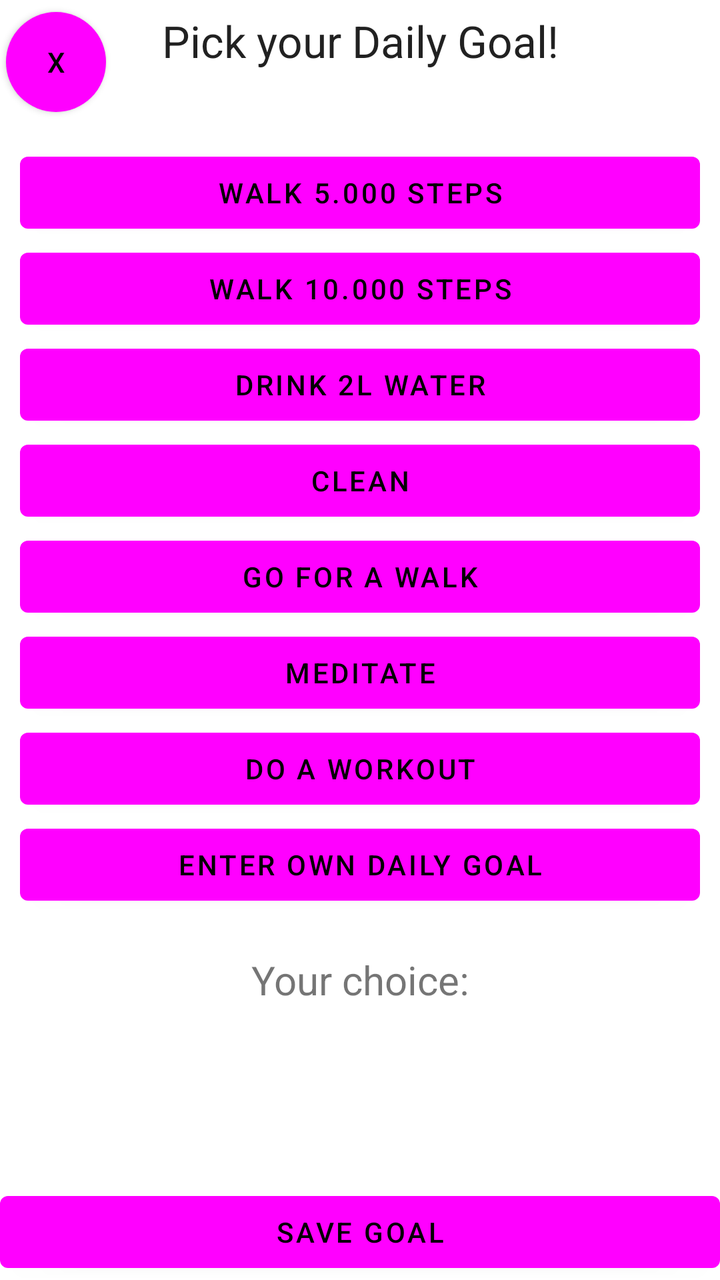
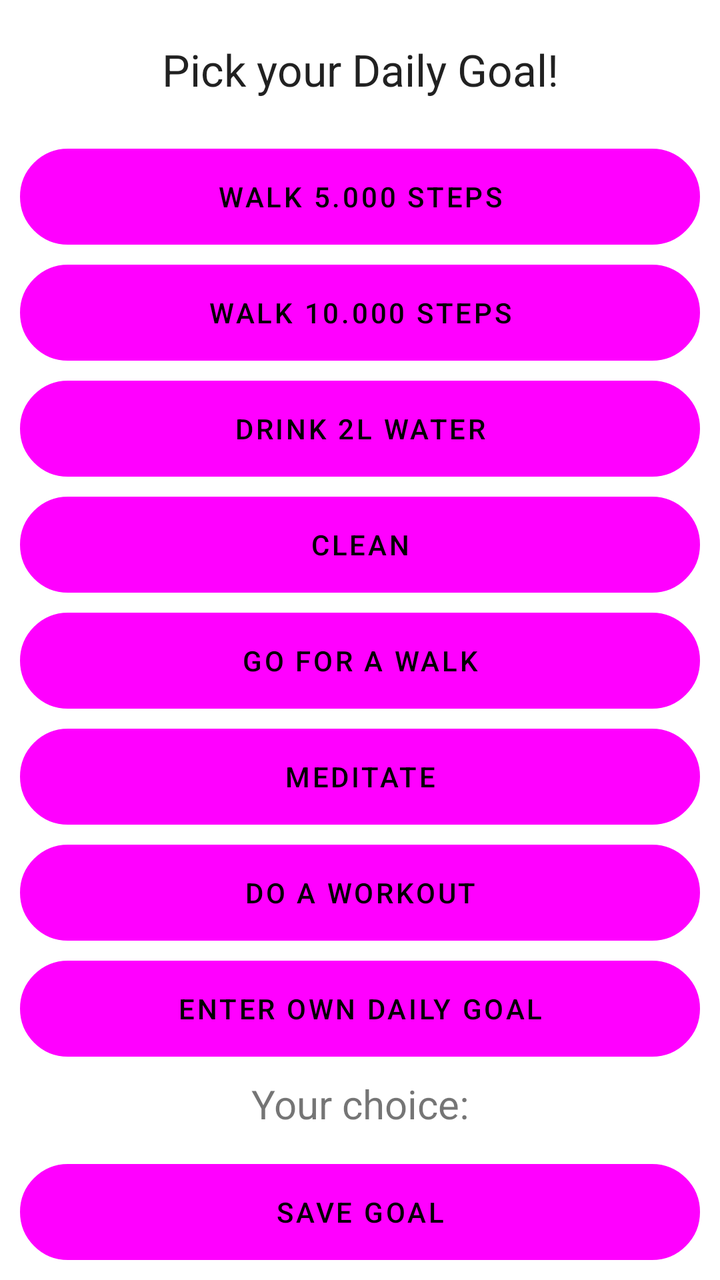

An Android layout rendered at two revisions. The XML below is the earlier revision; the diff shows what the commit changed to produce the second picture.
<!-- AndroidManifest.xml: application theme Theme.SELab23B02 -->
<!-- res/layout/activity_daily_task.xml -->
<?xml version="1.0" encoding="utf-8"?>
<androidx.constraintlayout.widget.ConstraintLayout xmlns:android="http://schemas.android.com/apk/res/android"
    xmlns:app="http://schemas.android.com/apk/res-auto"
    xmlns:tools="http://schemas.android.com/tools"
    android:layout_width="match_parent"
    android:layout_height="match_parent"
    tools:context=".DailyTaskActivity"
    android:id="@+id/dailyTaskActivity">
    <Button
        android:layout_width="50dp"
        android:layout_height="50dp"
        android:background="@drawable/round_button"
        android:text="x"
        app:layout_constraintHorizontal_bias="0.01"
        app:layout_constraintVertical_bias="0.01"
        app:layout_constraintLeft_toLeftOf="parent"
        app:layout_constraintRight_toRightOf="parent"
        app:layout_constraintTop_toTopOf="parent"
        app:layout_constraintBottom_toBottomOf="parent"
        android:id="@+id/buttonX"
        />

    <TextView
        android:id="@+id/pickDailyGoalTxt"
        android:layout_width="wrap_content"
        android:layout_height="wrap_content"
        android:text="Pick your Daily Goal!"
        app:layout_constraintBottom_toBottomOf="parent"
        app:layout_constraintTop_toTopOf="parent"
        app:layout_constraintRight_toRightOf="parent"
        app:layout_constraintLeft_toLeftOf="parent"
        android:textAppearance="?android:attr/textAppearanceLarge"
        android:layout_marginTop="-600dp"/>


    <LinearLayout
        android:layout_width="match_parent"
        android:layout_height="wrap_content"
        android:padding="10dp"
        android:orientation="vertical"
        app:layout_constraintTop_toBottomOf="@id/pickDailyGoalTxt"
        android:layout_marginTop="-100dp"
        app:layout_constraintLeft_toLeftOf="parent"
        app:layout_constraintRight_toRightOf="parent"
        app:layout_constraintBottom_toBottomOf="parent">

        <Button
            android:id="@+id/buttonWalk5000Steps"
            android:layout_width="match_parent"
            android:layout_height="match_parent"
            android:text="Walk 5.000 Steps"
            />
        <Button
            android:id="@+id/buttonWalk10000Steps"
            android:layout_width="match_parent"
            android:layout_height="match_parent"
            android:text="Walk 10.000 Steps"
            />
        <Button
            android:id="@+id/buttonDrinkWater"
            android:layout_width="match_parent"
            android:layout_height="match_parent"
            android:text="Drink 2L Water"
            />
        <Button
            android:id="@+id/buttonClean"
            android:layout_width="match_parent"
            android:layout_height="match_parent"
            android:text="Clean"
            />
        <Button
            android:id="@+id/buttonGoForAWalk"
            android:layout_width="match_parent"
            android:layout_height="match_parent"
            android:text="Go for a Walk"
            />
        <Button
            android:id="@+id/buttonMeditate"
            android:layout_width="match_parent"
            android:layout_height="match_parent"
            android:text="Meditate"
            />
        <Button
            android:id="@+id/buttonWorkout"
            android:layout_width="match_parent"
            android:layout_height="match_parent"
            android:text="Do a Workout"
            />
        <Button
            android:id="@+id/buttonOwnDailyGoal"
            android:layout_width="match_parent"
            android:layout_height="match_parent"
            android:text="Enter own Daily Goal"
            />
        <TextView
            android:id="@+id/txtChosenDailyGoal"
            android:layout_width="match_parent"
            android:layout_height="match_parent"
            android:text="Your choice:"
            android:textAlignment="center"
            android:textSize="20dp"
            android:layout_marginTop="20dp"/>

    </LinearLayout>
    <Button
        android:id="@+id/buttonSaveDailyTask"
        android:layout_width="match_parent"
        android:layout_height="wrap_content"
        android:text="Save Goal"
        app:layout_constraintBottom_toBottomOf="parent"
        app:layout_constraintRight_toRightOf="parent"
        app:layout_constraintLeft_toLeftOf="parent"
        android:onClick="saveGoalButtonClicked"
        />

</androidx.constraintlayout.widget.ConstraintLayout>
<!-- resources referenced by this layout -->
<resources>
  <!-- drawable round_button (drawable) -->
  <?xml version="1.0" encoding="utf-8"?>
  <shape xmlns:android="http://schemas.android.com/apk/res/android"
      android:shape="oval">
      <solid android:color="@color/accent_color"/>
  </shape>
  <style name="Theme.SELab23B02" parent="Theme.MaterialComponents.DayNight.DarkActionBar">
          
          <item name="colorPrimary">@color/off_white</item>
          <item name="colorPrimaryVariant">@color/accent_color</item>
          <item name="colorOnPrimary">@color/black</item>
          
          <item name="colorSecondary">@color/ap_gray</item>
          <item name="colorSecondaryVariant">@color/teal_700</item>
          <item name="colorOnSecondary">@color/black</item>
          
          <item name="android:statusBarColor">@color/black</item>
          
      </style>
  <color name="accent_color">#516395</color>
  <color name="black">#FF000000</color>
  <color name="teal_700">#FF018786</color>
</resources>

<!-- the commit's change to res/layout/activity_daily_task.xml (unified diff, before → after) -->
@@ -6,31 +6,17 @@
     android:layout_height="match_parent"
     tools:context=".DailyTaskActivity"
     android:id="@+id/dailyTaskActivity">
-    <Button
-        android:layout_width="50dp"
-        android:layout_height="50dp"
-        android:background="@drawable/round_button"
-        android:text="x"
-        app:layout_constraintHorizontal_bias="0.01"
-        app:layout_constraintVertical_bias="0.01"
-        app:layout_constraintLeft_toLeftOf="parent"
-        app:layout_constraintRight_toRightOf="parent"
-        app:layout_constraintTop_toTopOf="parent"
-        app:layout_constraintBottom_toBottomOf="parent"
-        android:id="@+id/buttonX"
-        />
 
     <TextView
         android:id="@+id/pickDailyGoalTxt"
         android:layout_width="wrap_content"
         android:layout_height="wrap_content"
         android:text="Pick your Daily Goal!"
-        app:layout_constraintBottom_toBottomOf="parent"
         app:layout_constraintTop_toTopOf="parent"
         app:layout_constraintRight_toRightOf="parent"
         app:layout_constraintLeft_toLeftOf="parent"
         android:textAppearance="?android:attr/textAppearanceLarge"
-        android:layout_marginTop="-600dp"/>
+        android:layout_marginTop="20dp"/>
 
 
     <LinearLayout
@@ -39,58 +25,68 @@
         android:padding="10dp"
         android:orientation="vertical"
         app:layout_constraintTop_toBottomOf="@id/pickDailyGoalTxt"
-        android:layout_marginTop="-100dp"
+        android:layout_marginTop="-50dp"
         app:layout_constraintLeft_toLeftOf="parent"
         app:layout_constraintRight_toRightOf="parent"
-        app:layout_constraintBottom_toBottomOf="parent">
+        app:layout_constraintBottom_toBottomOf="parent"
+        android:divider="@drawable/divider"
+        android:showDividers="middle">
 
         <Button
             android:id="@+id/buttonWalk5000Steps"
             android:layout_width="match_parent"
             android:layout_height="match_parent"
             android:text="Walk 5.000 Steps"
+            android:background="@drawable/step_count_border"
             />
         <Button
             android:id="@+id/buttonWalk10000Steps"
             android:layout_width="match_parent"
             android:layout_height="match_parent"
             android:text="Walk 10.000 Steps"
+            android:background="@drawable/step_count_border"
             />
         <Button
             android:id="@+id/buttonDrinkWater"
             android:layout_width="match_parent"
             android:layout_height="match_parent"
             android:text="Drink 2L Water"
+            android:background="@drawable/step_count_border"
             />
         <Button
             android:id="@+id/buttonClean"
             android:layout_width="match_parent"
             android:layout_height="match_parent"
             android:text="Clean"
+            android:background="@drawable/step_count_border"
             />
         <Button
             android:id="@+id/buttonGoForAWalk"
             android:layout_width="match_parent"
             android:layout_height="match_parent"
             android:text="Go for a Walk"
+            android:background="@drawable/step_count_border"
             />
         <Button
             android:id="@+id/buttonMeditate"
             android:layout_width="match_parent"
             android:layout_height="match_parent"
             android:text="Meditate"
+            android:background="@drawable/step_count_border"
             />
         <Button
             android:id="@+id/buttonWorkout"
             android:layout_width="match_parent"
             android:layout_height="match_parent"
             android:text="Do a Workout"
+            android:background="@drawable/step_count_border"
             />
         <Button
             android:id="@+id/buttonOwnDailyGoal"
             android:layout_width="match_parent"
             android:layout_height="match_parent"
             android:text="Enter own Daily Goal"
+            android:background="@drawable/step_count_border"
             />
         <TextView
             android:id="@+id/txtChosenDailyGoal"
@@ -99,7 +95,7 @@
             android:text="Your choice:"
             android:textAlignment="center"
             android:textSize="20dp"
-            android:layout_marginTop="20dp"/>
+            />
 
     </LinearLayout>
     <Button
@@ -111,6 +107,9 @@
         app:layout_constraintRight_toRightOf="parent"
         app:layout_constraintLeft_toLeftOf="parent"
         android:onClick="saveGoalButtonClicked"
+        android:background="@drawable/step_count_border"
+        android:layout_marginBottom="20dp"
+        android:layout_margin="10dp"
         />
 
 </androidx.constraintlayout.widget.ConstraintLayout>
<!-- resource entries referenced after the edit -->
@@ -1,10 +1,19 @@
 <!-- resources referenced by this layout -->
 <resources>
-  <!-- drawable round_button (drawable) -->
+  <!-- drawable divider (drawable) -->
   <?xml version="1.0" encoding="utf-8"?>
-  <shape xmlns:android="http://schemas.android.com/apk/res/android"
-      android:shape="oval">
-      <solid android:color="@color/accent_color"/>
+  <shape xmlns:android="http://schemas.android.com/apk/res/android">
+      <size
+          android:height="10dp"
+          android:width="5dp"
+          />
+  </shape>
+  <!-- drawable step_count_border (drawable) -->
+  <?xml version="1.0" encoding="UTF-8"?>
+  <shape xmlns:android="http://schemas.android.com/apk/res/android" android:shape="rectangle">
+      <corners android:radius="30dp"/>
+      <padding android:left="20dp" android:right="10dp" android:top="10dp" android:bottom="10dp"/>
+      <stroke android:width="1dp" android:color="@color/off_white"/>
   </shape>
   <style name="Theme.SELab23B02" parent="Theme.MaterialComponents.DayNight.DarkActionBar">
           
